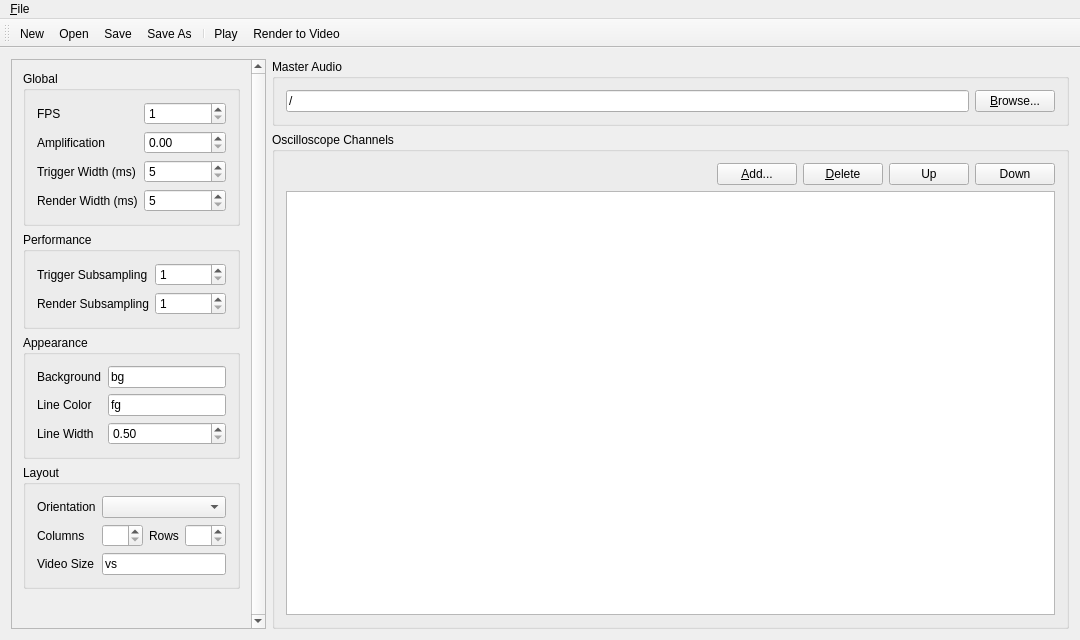
Before: the Qt Designer form ovgenpy/gui/mainwindow.ui in corrscope/corrscope, drawn with Qt 5.
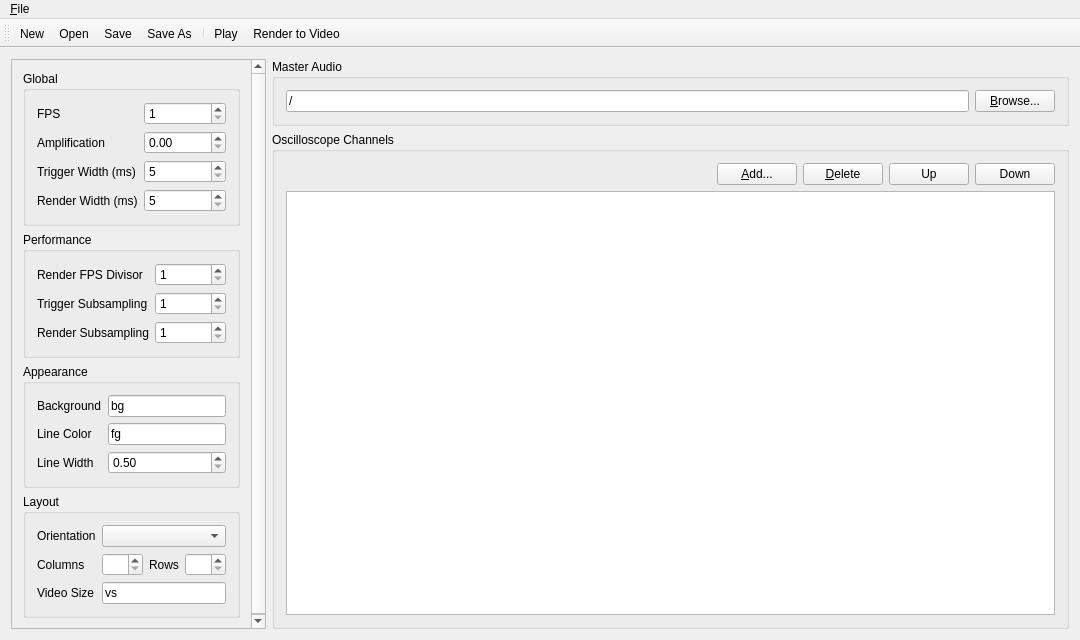
After: the same form once the commit is applied. Custom widgets are drawn as their Qt base class.

Commit message: [gui] Add Render FPS Divisor (render_subfps) field

```diff
--- a/ovgenpy/gui/mainwindow.ui
+++ b/ovgenpy/gui/mainwindow.ui
@@ -124,27 +124,41 @@
           </property>
           <layout class="QFormLayout" name="formLayout_3">
            <item row="0" column="0">
+            <widget class="QLabel" name="render_subfpsL">
+             <property name="text">
+              <string>Render FPS Divisor</string>
+             </property>
+            </widget>
+           </item>
+           <item row="0" column="1">
+            <widget class="BoundSpinBox" name="render_subfps">
+             <property name="minimum">
+              <number>1</number>
+             </property>
+            </widget>
+           </item>
+           <item row="1" column="0">
             <widget class="QLabel" name="trigger_subsamplingL">
              <property name="text">
               <string>Trigger Subsampling</string>
              </property>
             </widget>
            </item>
-           <item row="0" column="1">
+           <item row="1" column="1">
             <widget class="BoundSpinBox" name="trigger_subsampling">
              <property name="minimum">
               <number>1</number>
              </property>
             </widget>
            </item>
-           <item row="1" column="0">
+           <item row="2" column="0">
             <widget class="QLabel" name="render_subsamplingL">
              <property name="text">
               <string>Render Subsampling</string>
              </property>
             </widget>
            </item>
-           <item row="1" column="1">
+           <item row="2" column="1">
             <widget class="BoundSpinBox" name="render_subsampling">
              <property name="minimum">
               <number>1</number>
```
